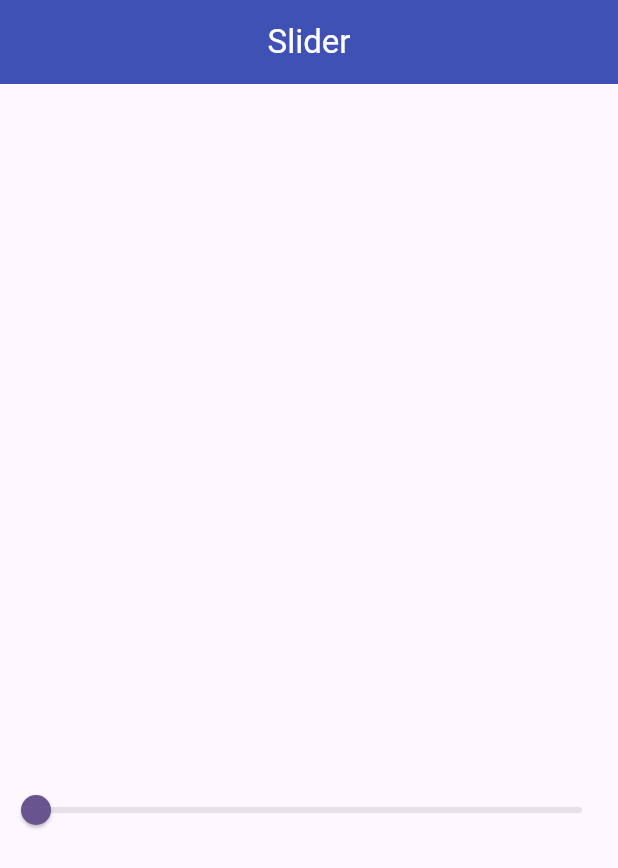
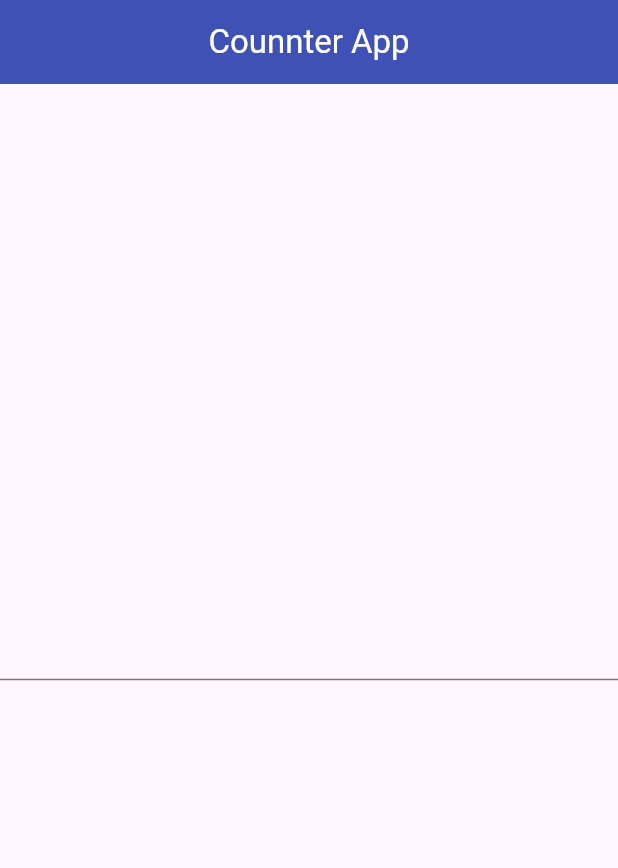
Before and after one commit to AdeelAhmadKhan36/Riverpode, a Flutter app: the screen it shows after launch, on a phone screen of 412 x 824 dp. Shown: the top 868 px of the screen. Run offline on Flutter 3.47's test engine with Material 3 defaults, Android fonts, the light colour scheme and no system bars; our stand-ins replace flutter_riverpod.

Commit message:
Search Provoder

```diff
--- a/lib/main.dart
+++ b/lib/main.dart
@@ -37,7 +37,7 @@
           // tested with just a hot reload.
           colorScheme: ColorScheme.fromSeed(seedColor: Colors.deepPurple),
         ),
-        home:SliderScreen(),
+        home:Home_Screen(),
       ),
     );
   }
--- a/lib/view/screens/home.dart
+++ b/lib/view/screens/home.dart
@@ -1,16 +1,38 @@
 
 import 'package:flutter/material.dart';
-class Home_Screen extends StatefulWidget {
+import 'package:flutter_riverpod/flutter_riverpod.dart';
+import 'package:riverpode_statmanagment/view/controller/search_provider.dart';
+class Home_Screen extends ConsumerWidget {
   const Home_Screen({super.key});
 
   @override
-  State<Home_Screen> createState() => _Home_ScreenState();
-}
+  Widget build(BuildContext context, WidgetRef ref) {
+    //You have Creagted SearchNotrifier for the state now for utilizing here yoiu jsut have to watch it
 
-class _Home_ScreenState extends State<Home_Screen> {
-  @override
-  Widget build(BuildContext context) {
     return  Scaffold(
+      appBar: AppBar(
+        title: Center(child: Text("Counnter App",style: TextStyle(color:Colors.white,),)),
+        backgroundColor: Colors.indigo,
+
+      ),
+
+      body: Column(
+        mainAxisAlignment: MainAxisAlignment.center,
+        children: [
+
+          TextField(
+            onChanged: (value){
+              ref.read(searchprovider.notifier).search(value);
+            },
+          ),
+          Consumer(builder: (context, ref ,child ){
+            final searching =ref.watch(searchprovider);
+
+            return           Text(searching.search);
+
+          })
+        ],
+      ),
 
     );
   }
```
Also changed, not shown: lib/view/controller/search_provider.dart (added, +39 -0 lines), lib/view/controller/slider_pro.dart (+24 -2 lines), lib/view/screens/slider_provider.dart (+32 -5 lines).
